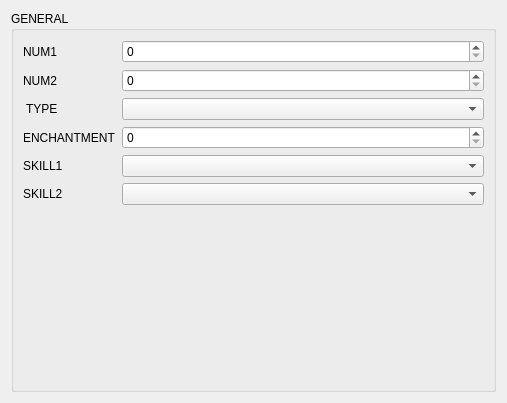
Old version of the form src/ui/equipmenttabform.ui in the repository Orionsilver/Yo-kai_Editor_B2.
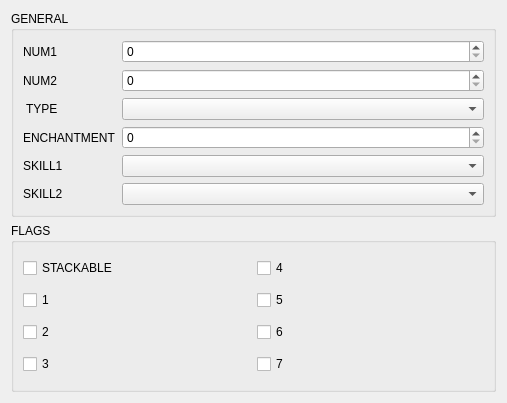
New version of the form.

Patch:
```diff
--- a/src/ui/equipmenttabform.ui
+++ b/src/ui/equipmenttabform.ui
@@ -13,7 +13,7 @@
   <property name="windowTitle">
    <string notr="true">Form</string>
   </property>
-  <layout class="QHBoxLayout" name="horizontalLayout">
+  <layout class="QVBoxLayout" name="verticalLayout">
    <item>
     <widget class="QGroupBox" name="groupBox_4">
      <property name="title">
@@ -106,6 +106,71 @@
      </layout>
     </widget>
    </item>
+   <item>
+    <widget class="QGroupBox" name="groupBox">
+     <property name="title">
+      <string>FLAGS</string>
+     </property>
+     <layout class="QGridLayout" name="gridLayout">
+      <item row="2" column="0">
+       <widget class="QCheckBox" name="flag2CB">
+        <property name="text">
+         <string>2</string>
+        </property>
+       </widget>
+      </item>
+      <item row="0" column="1">
+       <widget class="QCheckBox" name="flag4CB">
+        <property name="text">
+         <string>4</string>
+        </property>
+       </widget>
+      </item>
+      <item row="3" column="1">
+       <widget class="QCheckBox" name="flag7CB">
+        <property name="text">
+         <string>7</string>
+        </property>
+       </widget>
+      </item>
+      <item row="2" column="1">
+       <widget class="QCheckBox" name="flag6CB">
+        <property name="text">
+         <string>6</string>
+        </property>
+       </widget>
+      </item>
+      <item row="1" column="1">
+       <widget class="QCheckBox" name="flag5CB">
+        <property name="text">
+         <string>5</string>
+        </property>
+       </widget>
+      </item>
+      <item row="3" column="0">
+       <widget class="QCheckBox" name="flag1CB">
+        <property name="text">
+         <string>3</string>
+        </property>
+       </widget>
+      </item>
+      <item row="1" column="0">
+       <widget class="QCheckBox" name="flag3CB">
+        <property name="text">
+         <string>1</string>
+        </property>
+       </widget>
+      </item>
+      <item row="0" column="0">
+       <widget class="QCheckBox" name="flag0CB">
+        <property name="text">
+         <string>STACKABLE</string>
+        </property>
+       </widget>
+      </item>
+     </layout>
+    </widget>
+   </item>
   </layout>
  </widget>
  <resources/>
```
